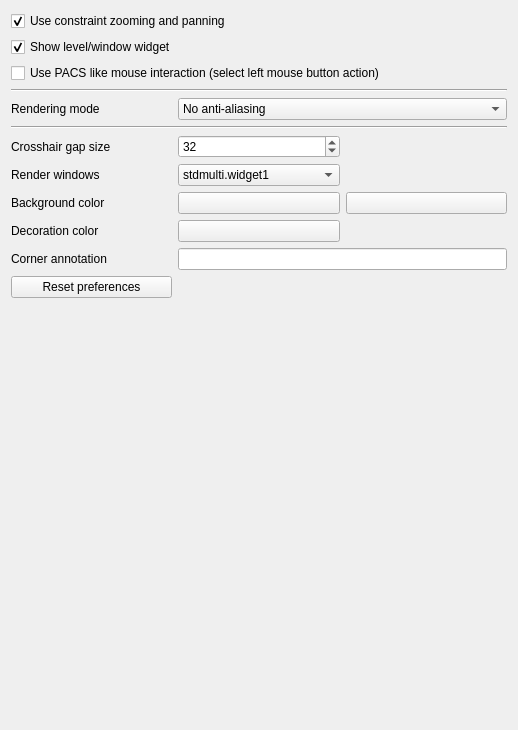
Before: the Qt Designer form Plugins/org.mitk.gui.qt.stdmultiwidgeteditor/src/internal/QmitkStdMultiWidgetEditorPreferencePage.ui in MITK/MITK, drawn with Qt 5.
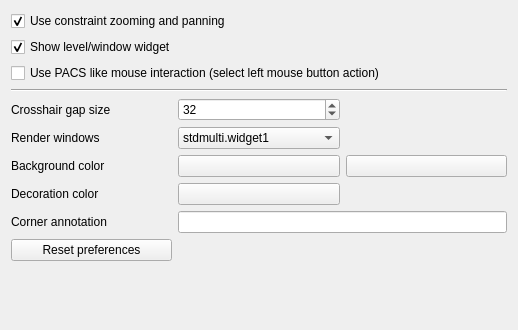
After: the same form once the commit is applied.

Commit message: Handle RenderingManager like the singleton it is

```diff
--- a/Plugins/org.mitk.gui.qt.stdmultiwidgeteditor/src/internal/QmitkStdMultiWidgetEditorPreferencePage.ui
+++ b/Plugins/org.mitk.gui.qt.stdmultiwidgeteditor/src/internal/QmitkStdMultiWidgetEditorPreferencePage.ui
@@ -7,14 +7,14 @@
     <x>0</x>
     <y>0</y>
     <width>518</width>
-    <height>730</height>
+    <height>330</height>
    </rect>
   </property>
   <property name="windowTitle">
    <string>External Programs</string>
   </property>
   <layout class="QGridLayout" name="gridLayout">
-   <item row="13" column="0">
+   <item row="11" column="0">
     <widget class="QLabel" name="label_8">
      <property name="toolTip">
       <string>The small text on the button left of each renderwindow.</string>
@@ -24,78 +24,6 @@
      </property>
     </widget>
    </item>
-   <item row="10" column="0">
-    <widget class="QLabel" name="label_2">
-     <property name="toolTip">
-      <string>&lt;html&gt;&lt;head/&gt;&lt;body&gt;&lt;p&gt;If two colors are set, a gradient background is generated.&lt;/p&gt;&lt;/body&gt;&lt;/html&gt;</string>
-     </property>
-     <property name="text">
-      <string>Background color</string>
-     </property>
-    </widget>
-   </item>
-   <item row="10" column="2">
-    <widget class="QPushButton" name="m_ColorButton2">
-     <property name="text">
-      <string/>
-     </property>
-    </widget>
-   </item>
-   <item row="9" column="1">
-    <widget class="QComboBox" name="m_RenderWindowChooser">
-     <item>
-      <property name="text">
-       <string>stdmulti.widget1</string>
-      </property>
-     </item>
-     <item>
-      <property name="text">
-       <string>stdmulti.widget2</string>
-      </property>
-     </item>
-     <item>
-      <property name="text">
-       <string>stdmulti.widget3</string>
-      </property>
-     </item>
-     <item>
-      <property name="text">
-       <string>stdmulti.widget4</string>
-      </property>
-     </item>
-    </widget>
-   </item>
-   <item row="12" column="0">
-    <widget class="QLabel" name="label_7">
-     <property name="toolTip">
-      <string>&lt;html&gt;&lt;head/&gt;&lt;body&gt;&lt;p&gt;The color is used for the following decorations (of each renderwindow):&lt;/p&gt;&lt;p&gt;Rectangle border&lt;/p&gt;&lt;p&gt;Corner annotation&lt;/p&gt;&lt;p&gt;Crosshair&lt;/p&gt;&lt;p&gt;Plane geometry helper objects (3D Planes)&lt;/p&gt;&lt;p&gt;Image navigator borders&lt;/p&gt;&lt;p&gt;&lt;br/&gt;&lt;/p&gt;&lt;/body&gt;&lt;/html&gt;</string>
-     </property>
-     <property name="text">
-      <string>Decoration color</string>
-     </property>
-    </widget>
-   </item>
-   <item row="8" column="1">
-    <widget class="QSpinBox" name="m_CrosshairGapSize">
-     <property name="value">
-      <number>32</number>
-     </property>
-    </widget>
-   </item>
-   <item row="3" column="0" colspan="3">
-    <widget class="Line" name="line">
-     <property name="orientation">
-      <enum>Qt::Horizontal</enum>
-     </property>
-    </widget>
-   </item>
-   <item row="7" column="0" colspan="3">
-    <widget class="Line" name="line_3">
-     <property name="orientation">
-      <enum>Qt::Horizontal</enum>
-     </property>
-    </widget>
-   </item>
    <item row="2" column="0" colspan="3">
     <widget class="QCheckBox" name="m_PACSLikeMouseMode">
      <property name="layoutDirection">
@@ -109,13 +37,6 @@
      </property>
     </widget>
    </item>
-   <item row="14" column="0">
-    <widget class="QPushButton" name="m_ResetButton">
-     <property name="text">
-      <string>Reset preferences</string>
-     </property>
-    </widget>
-   </item>
    <item row="0" column="0" colspan="3">
     <widget class="QCheckBox" name="m_EnableFlexibleZooming">
      <property name="toolTip">
@@ -132,41 +53,17 @@
      </property>
     </widget>
    </item>
-   <item row="9" column="0">
-    <widget class="QLabel" name="label_6">
-     <property name="toolTip">
-      <string>&lt;html&gt;&lt;head/&gt;&lt;body&gt;&lt;p&gt;Choose the renderwindow from the multi widget.&lt;/p&gt;&lt;/body&gt;&lt;/html&gt;</string>
-     </property>
-     <property name="text">
-      <string>Render windows</string>
-     </property>
-    </widget>
-   </item>
-   <item row="12" column="1">
-    <widget class="QPushButton" name="m_RenderWindowDecorationColor">
-     <property name="text">
-      <string/>
-     </property>
-    </widget>
-   </item>
-   <item row="13" column="1" colspan="2">
-    <widget class="QLineEdit" name="m_RenderWindowDecorationText"/>
-   </item>
-   <item row="6" column="1" colspan="2">
-    <widget class="QComboBox" name="m_RenderingMode">
-     <item>
-      <property name="text">
-       <string>No anti-aliasing</string>
-      </property>
-     </item>
-     <item>
-      <property name="text">
-       <string>Fast Approximate Anti-Aliasing (FXAA)</string>
-      </property>
-     </item>
-    </widget>
-   </item>
    <item row="8" column="0">
+    <widget class="QLabel" name="label_2">
+     <property name="toolTip">
+      <string>&lt;html&gt;&lt;head/&gt;&lt;body&gt;&lt;p&gt;If two colors are set, a gradient background is generated.&lt;/p&gt;&lt;/body&gt;&lt;/html&gt;</string>
+     </property>
+     <property name="text">
+      <string>Background color</string>
+     </property>
+    </widget>
+   </item>
+   <item row="6" column="0">
     <widget class="QLabel" name="label_9">
      <property name="toolTip">
       <string>&lt;html&gt;&lt;head/&gt;&lt;body&gt;&lt;p&gt;The gap in the middle of the crosshair in pixels.&lt;/p&gt;&lt;/body&gt;&lt;/html&gt;</string>
@@ -176,17 +73,48 @@
      </property>
     </widget>
    </item>
+   <item row="8" column="2">
+    <widget class="QPushButton" name="m_ColorButton2">
+     <property name="text">
+      <string/>
+     </property>
+    </widget>
+   </item>
+   <item row="3" column="0" colspan="3">
+    <widget class="Line" name="line">
+     <property name="orientation">
+      <enum>Qt::Horizontal</enum>
+     </property>
+    </widget>
+   </item>
    <item row="10" column="1">
-    <widget class="QPushButton" name="m_ColorButton1">
+    <widget class="QPushButton" name="m_RenderWindowDecorationColor">
      <property name="text">
       <string/>
      </property>
     </widget>
    </item>
-   <item row="6" column="0">
-    <widget class="QLabel" name="label_5">
+   <item row="6" column="1">
+    <widget class="QSpinBox" name="m_CrosshairGapSize">
+     <property name="value">
+      <number>32</number>
+     </property>
+    </widget>
+   </item>
+   <item row="10" column="0">
+    <widget class="QLabel" name="label_7">
+     <property name="toolTip">
+      <string>&lt;html&gt;&lt;head/&gt;&lt;body&gt;&lt;p&gt;The color is used for the following decorations (of each renderwindow):&lt;/p&gt;&lt;p&gt;Rectangle border&lt;/p&gt;&lt;p&gt;Corner annotation&lt;/p&gt;&lt;p&gt;Crosshair&lt;/p&gt;&lt;p&gt;Plane geometry helper objects (3D Planes)&lt;/p&gt;&lt;p&gt;Image navigator borders&lt;/p&gt;&lt;p&gt;&lt;br/&gt;&lt;/p&gt;&lt;/body&gt;&lt;/html&gt;</string>
+     </property>
      <property name="text">
-      <string>Rendering mode</string>
+      <string>Decoration color</string>
+     </property>
+    </widget>
+   </item>
+   <item row="12" column="0">
+    <widget class="QPushButton" name="m_ResetButton">
+     <property name="text">
+      <string>Reset preferences</string>
      </property>
     </widget>
    </item>
@@ -203,7 +131,27 @@
      </property>
     </widget>
    </item>
-   <item row="15" column="0">
+   <item row="7" column="0">
+    <widget class="QLabel" name="label_6">
+     <property name="toolTip">
+      <string>&lt;html&gt;&lt;head/&gt;&lt;body&gt;&lt;p&gt;Choose the renderwindow from the multi widget.&lt;/p&gt;&lt;/body&gt;&lt;/html&gt;</string>
+     </property>
+     <property name="text">
+      <string>Render windows</string>
+     </property>
+    </widget>
+   </item>
+   <item row="8" column="1">
+    <widget class="QPushButton" name="m_ColorButton1">
+     <property name="text">
+      <string/>
+     </property>
+    </widget>
+   </item>
+   <item row="11" column="1" colspan="2">
+    <widget class="QLineEdit" name="m_RenderWindowDecorationText"/>
+   </item>
+   <item row="13" column="0">
     <spacer name="verticalSpacer">
      <property name="orientation">
       <enum>Qt::Vertical</enum>
@@ -216,6 +164,30 @@
      </property>
     </spacer>
    </item>
+   <item row="7" column="1">
+    <widget class="QComboBox" name="m_RenderWindowChooser">
+     <item>
+      <property name="text">
+       <string>stdmulti.widget1</string>
+      </property>
+     </item>
+     <item>
+      <property name="text">
+       <string>stdmulti.widget2</string>
+      </property>
+     </item>
+     <item>
+      <property name="text">
+       <string>stdmulti.widget3</string>
+      </property>
+     </item>
+     <item>
+      <property name="text">
+       <string>stdmulti.widget4</string>
+      </property>
+     </item>
+    </widget>
+   </item>
   </layout>
  </widget>
  <resources/>
```
The commit also changes 56 other files.
